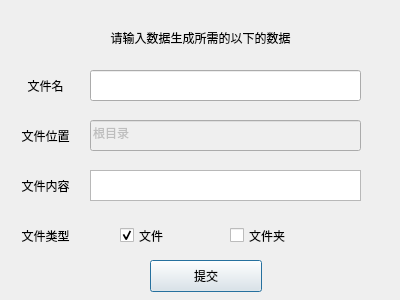
First picture: the form in dialog_gen_data.ui, repository Kingtous/OperatingSystemDesign, before the edit.
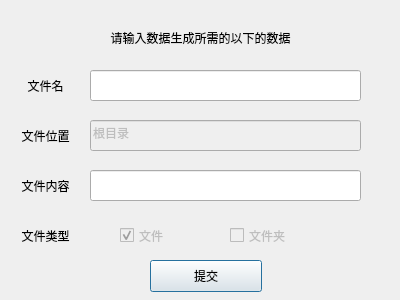
Second picture: the form after the edit.

```diff
--- a/dialog_gen_data.ui
+++ b/dialog_gen_data.ui
@@ -29,16 +29,6 @@
     <set>Qt::AlignCenter</set>
    </property>
   </widget>
-  <widget class="QTextEdit" name="edit_fileContent">
-   <property name="geometry">
-    <rect>
-     <x>90</x>
-     <y>170</y>
-     <width>271</width>
-     <height>31</height>
-    </rect>
-   </property>
-  </widget>
   <widget class="QLineEdit" name="edit_fileName">
    <property name="geometry">
     <rect>
@@ -117,6 +107,9 @@
    </property>
   </widget>
   <widget class="QCheckBox" name="checkBox">
+   <property name="enabled">
+    <bool>false</bool>
+   </property>
    <property name="geometry">
     <rect>
      <x>120</x>
@@ -128,11 +121,17 @@
    <property name="text">
     <string>文件</string>
    </property>
+   <property name="checkable">
+    <bool>true</bool>
+   </property>
    <property name="checked">
     <bool>true</bool>
    </property>
   </widget>
   <widget class="QCheckBox" name="checkBox_2">
+   <property name="enabled">
+    <bool>false</bool>
+   </property>
    <property name="geometry">
     <rect>
      <x>230</x>
@@ -144,6 +143,9 @@
    <property name="text">
     <string>文件夹</string>
    </property>
+   <property name="checkable">
+    <bool>false</bool>
+   </property>
   </widget>
   <widget class="QLabel" name="label_5">
    <property name="geometry">
@@ -174,6 +176,22 @@
     <string>提交</string>
    </property>
   </widget>
+  <widget class="QLineEdit" name="edit_fileContent">
+   <property name="geometry">
+    <rect>
+     <x>90</x>
+     <y>170</y>
+     <width>271</width>
+     <height>31</height>
+    </rect>
+   </property>
+   <property name="sizePolicy">
+    <sizepolicy hsizetype="Preferred" vsizetype="Preferred">
+     <horstretch>0</horstretch>
+     <verstretch>0</verstretch>
+    </sizepolicy>
+   </property>
+  </widget>
  </widget>
  <resources/>
  <connections/>
```
Left out of the diff: 9 changed lines with no effect on the pictures.
